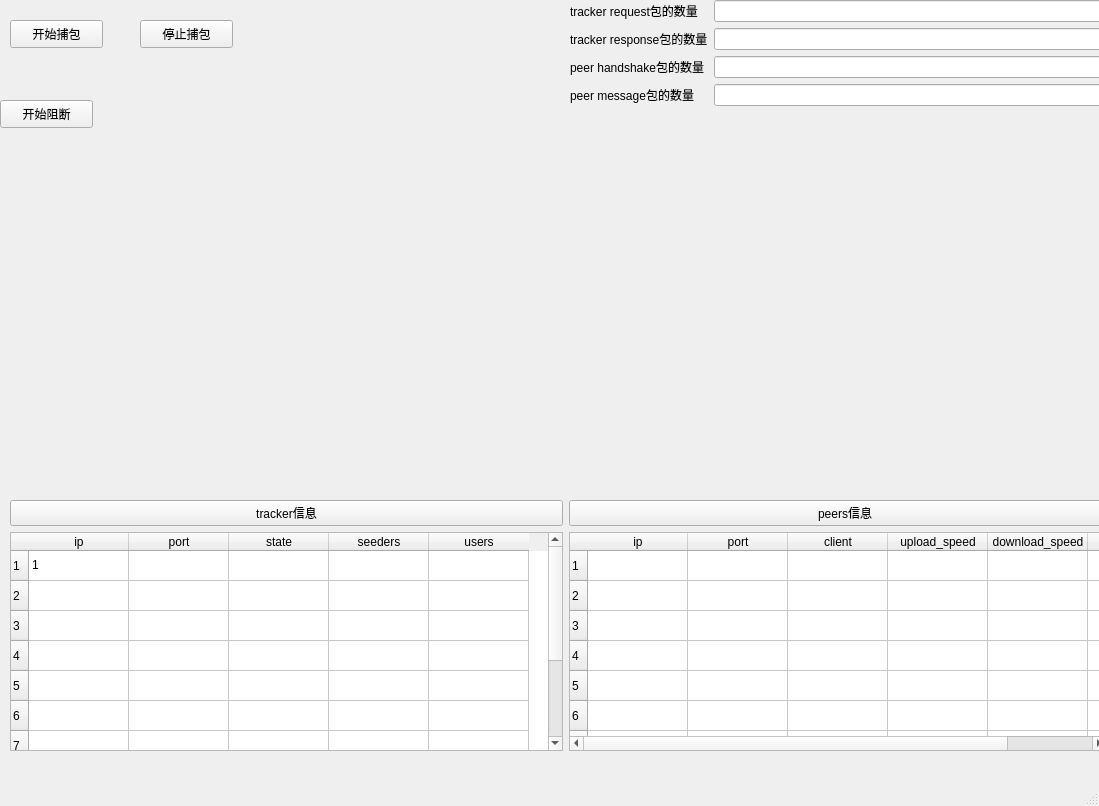
Old version of the form gui/mainwindow.ui in the repository RaymondHX/contentSecurityLab.
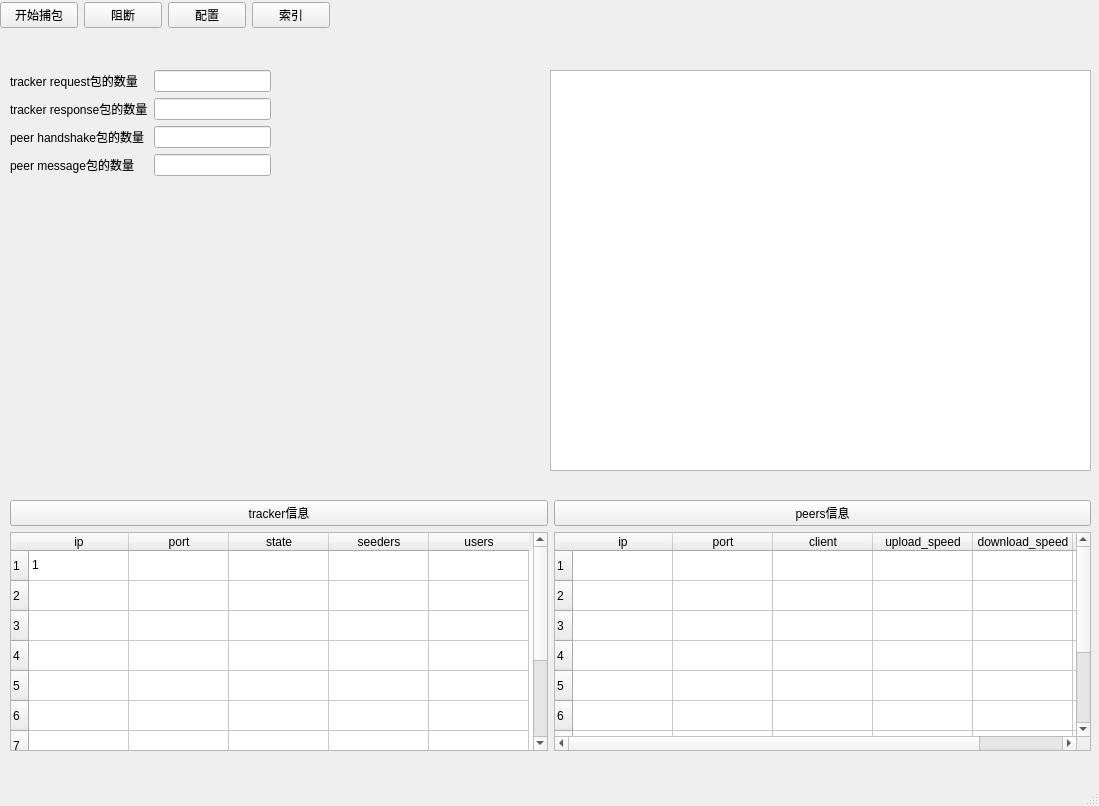
New version of the form.

Commit message: [ADD] 增加阻断UI

Patch:
```diff
--- a/gui/mainwindow.ui
+++ b/gui/mainwindow.ui
@@ -14,25 +14,12 @@
    <string>MainWindow</string>
   </property>
   <widget class="QWidget" name="centralwidget">
-   <widget class="QPushButton" name="start_cap_b">
-    <property name="geometry">
-     <rect>
-      <x>10</x>
-      <y>20</y>
-      <width>93</width>
-      <height>28</height>
-     </rect>
-    </property>
-    <property name="text">
-     <string>开始捕包</string>
-    </property>
-   </widget>
    <widget class="QWidget" name="gridLayoutWidget">
     <property name="geometry">
      <rect>
       <x>10</x>
       <y>500</y>
-      <width>1111</width>
+      <width>1081</width>
       <height>251</height>
      </rect>
     </property>
@@ -159,14 +146,117 @@
    <widget class="QWidget" name="verticalLayoutWidget">
     <property name="geometry">
      <rect>
-      <x>570</x>
+      <x>0</x>
       <y>0</y>
-      <width>541</width>
-      <height>501</height>
+      <width>331</width>
+      <height>31</height>
      </rect>
     </property>
-    <layout class="QVBoxLayout" name="verticalLayout">
+    <layout class="QHBoxLayout" name="horizontalLayout">
      <item>
+      <spacer name="horizontalSpacer_4">
+       <property name="orientation">
+        <enum>Qt::Horizontal</enum>
+       </property>
+       <property name="sizeHint" stdset="0">
+        <size>
+         <width>40</width>
+         <height>20</height>
+        </size>
+       </property>
+      </spacer>
+     </item>
+     <item>
+      <widget class="QPushButton" name="start_cap_b">
+       <property name="text">
+        <string>开始捕包</string>
+       </property>
+      </widget>
+     </item>
+     <item>
+      <spacer name="horizontalSpacer_5">
+       <property name="orientation">
+        <enum>Qt::Horizontal</enum>
+       </property>
+       <property name="sizeHint" stdset="0">
+        <size>
+         <width>40</width>
+         <height>20</height>
+        </size>
+       </property>
+      </spacer>
+     </item>
+     <item>
+      <widget class="QPushButton" name="block_b">
+       <property name="text">
+        <string>阻断</string>
+       </property>
+      </widget>
+     </item>
+     <item>
+      <spacer name="horizontalSpacer">
+       <property name="orientation">
+        <enum>Qt::Horizontal</enum>
+       </property>
+       <property name="sizeHint" stdset="0">
+        <size>
+         <width>40</width>
+         <height>20</height>
+        </size>
+       </property>
+      </spacer>
+     </item>
+     <item>
+      <spacer name="horizontalSpacer_2">
+       <property name="orientation">
+        <enum>Qt::Horizontal</enum>
+       </property>
+       <property name="sizeHint" stdset="0">
+        <size>
+         <width>40</width>
+         <height>20</height>
+        </size>
+       </property>
+      </spacer>
+     </item>
+     <item>
+      <widget class="QPushButton" name="config_b">
+       <property name="text">
+        <string>配置</string>
+       </property>
+      </widget>
+     </item>
+     <item>
+      <widget class="QPushButton" name="index_b">
+       <property name="text">
+        <string>索引</string>
+       </property>
+      </widget>
+     </item>
+     <item>
+      <spacer name="horizontalSpacer_3">
+       <property name="orientation">
+        <enum>Qt::Horizontal</enum>
+       </property>
+       <property name="sizeHint" stdset="0">
+        <size>
+         <width>40</width>
+         <height>20</height>
+        </size>
+       </property>
+      </spacer>
+     </item>
+    </layout>
+   </widget>
+   <widget class="QWidget" name="layoutWidget">
+    <property name="geometry">
+     <rect>
+      <x>10</x>
+      <y>70</y>
+      <width>261</width>
+      <height>204</height>
+     </rect>
+    </property>
       <layout class="QFormLayout" name="formLayout">
        <item row="0" column="0">
         <widget class="QLabel" name="label">
@@ -209,35 +299,22 @@
         <widget class="QLineEdit" name="peer_msg_line"/>
        </item>
       </layout>
+   </widget>
+   <widget class="QWidget" name="gridLayoutWidget_2">
+    <property name="geometry">
+     <rect>
+      <x>550</x>
+      <y>70</y>
+      <width>541</width>
+      <height>401</height>
+     </rect>
+    </property>
+    <layout class="QGridLayout" name="gridLayout_2">
+     <item row="0" column="0">
+      <widget class="QTextEdit" name="show_info_text"/>
      </item>
     </layout>
    </widget>
-   <widget class="QPushButton" name="stop_cap_b">
-    <property name="geometry">
-     <rect>
-      <x>140</x>
-      <y>20</y>
-      <width>93</width>
-      <height>28</height>
-     </rect>
-    </property>
-    <property name="text">
-     <string>停止捕包</string>
-    </property>
-   </widget>
-   <widget class="QPushButton" name="block_b">
-    <property name="geometry">
-     <rect>
-      <x>0</x>
-      <y>100</y>
-      <width>93</width>
-      <height>28</height>
-     </rect>
-    </property>
-    <property name="text">
-     <string>开始阻断</string>
-    </property>
-   </widget>
   </widget>
   <widget class="QMenuBar" name="menubar">
    <property name="geometry">
```
Left out of the diff: 16 changed lines with no effect on the pictures. Lines whose indentation alone changed are shown as unchanged. The commit also changes 14 other files.
